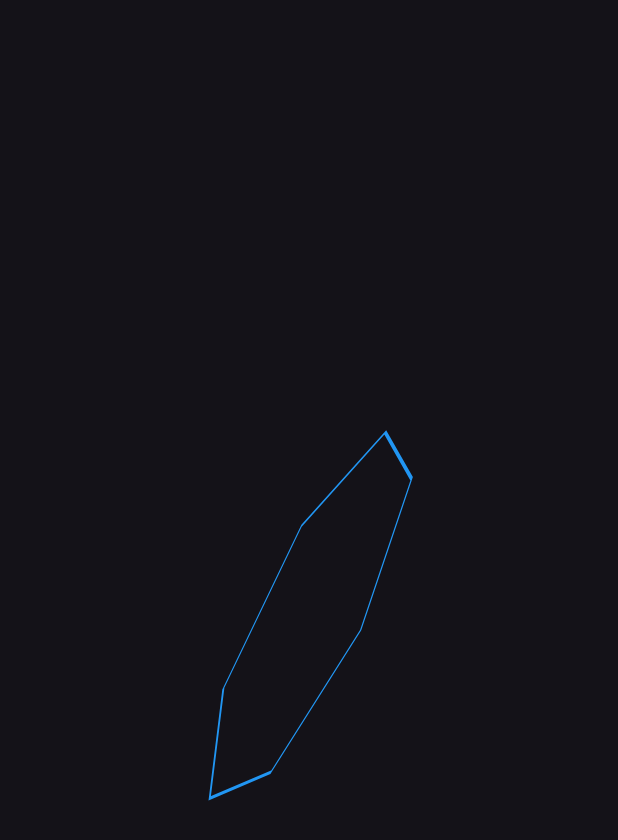
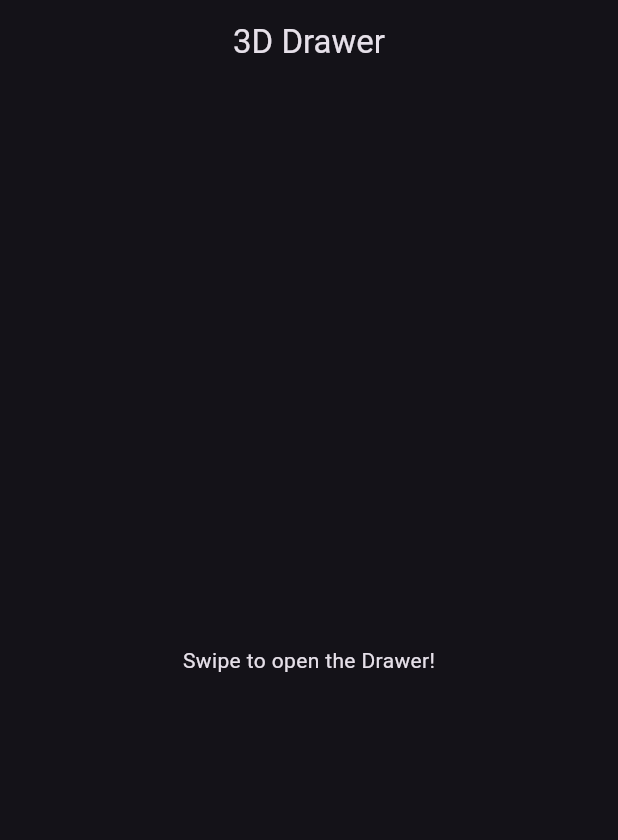
Before and after one commit to kaljitism/flutter_animation_basics, a Flutter app: the screen it shows after launch, on a phone screen of 412 x 824 dp. Shown: the top 840 px of the screen. Run offline on Flutter 3.47's test engine with Material 3 defaults, Android fonts, the phone set to English and light mode, and no system bars.

Commit message:
Implemented 3D Drawer Animation.

```diff
--- a/lib/main.dart
+++ b/lib/main.dart
@@ -1,5 +1,5 @@
 import 'package:flutter/material.dart';
-import 'package:flutter_animation_basics/custom_shapes_ndChained_animations.dart';
+import 'package:flutter_animation_basics/threeD_drawer.dart';
 
 void main() {
   runApp(const MyAnimationApp());
@@ -14,7 +14,7 @@ class MyAnimationApp extends StatelessWidget {
       debugShowCheckedModeBanner: false,
       title: 'Animation App',
       theme: ThemeData.dark(useMaterial3: true),
-      home: const CustomShapesAnimation(),
+      home: const DrawerPage(),
     );
   }
 }
--- a/lib/my_router.dart
+++ b/lib/my_router.dart
@@ -4,6 +4,7 @@ import 'package:flutter_animation_basics/chained_animation.dart';
 import 'package:flutter_animation_basics/custom_shapes_ndChained_animations.dart';
 import 'package:flutter_animation_basics/hero_animation.dart';
 import 'package:flutter_animation_basics/implicit_rotateY_animation.dart';
+import 'package:flutter_animation_basics/threeD_drawer.dart';
 import 'package:flutter_animation_basics/zoom_animation.dart';
 
 class MyRouter extends StatefulWidget {
@@ -88,6 +89,17 @@ class _MyRouterState extends State<MyRouter> {
             },
             title: const Text('Custom Shapes Animation'),
           ),
+          ListTile(
+            onTap: () {
+              Navigator.push(
+                context,
+                MaterialPageRoute(
+                  builder: (context) => const DrawerPage(),
+                ),
+              );
+            },
+            title: const Text('3D Drawer'),
+          ),
         ],
       ),
     );
--- /dev/null
+++ b/lib/threeD_drawer.dart
@@ -0,0 +1,129 @@
+import 'dart:math';
+
+import 'package:flutter/material.dart';
+
+class MyDrawer extends StatefulWidget {
+  final Widget child;
+  final Widget drawer;
+
+  const MyDrawer({super.key, required this.child, required this.drawer});
+
+  @override
+  State<MyDrawer> createState() => _MyDrawerState();
+}
+
+class _MyDrawerState extends State<MyDrawer> with TickerProviderStateMixin {
+  late AnimationController _xControllerForChildTranslation;
+  late Animation<double> _yRotationChildAnimation;
+  late AnimationController _xControllerForDrawerTranslation;
+  late Animation<double> _yRotationDrawerAnimation;
+
+  @override
+  void initState() {
+    super.initState();
+    _xControllerForChildTranslation = AnimationController(
+      vsync: this,
+      duration: const Duration(milliseconds: 500),
+    );
+    _yRotationChildAnimation = Tween<double>(
+      begin: 0,
+      end: -pi / 2,
+    ).animate(_xControllerForChildTranslation);
+
+    _xControllerForDrawerTranslation = AnimationController(
+      vsync: this,
+      duration: const Duration(milliseconds: 500),
+    );
+    _yRotationDrawerAnimation = Tween<double>(
+      begin: pi / 2.7,
+      end: 0,
+    ).animate(_xControllerForDrawerTranslation);
+  }
+
+  @override
+  void dispose() {
+    _xControllerForChildTranslation.dispose();
+    _xControllerForDrawerTranslation.dispose();
+    super.dispose();
+  }
+
+  @override
+  Widget build(BuildContext context) {
+    final screenWidth = MediaQuery.of(context).size.width;
+    final maxDrag = screenWidth * 0.8;
+
+    return GestureDetector(
+      onHorizontalDragUpdate: (details) {
+        _xControllerForChildTranslation.value += details.delta.dx / maxDrag;
+        _xControllerForDrawerTranslation.value += details.delta.dx / maxDrag;
+      },
+      onHorizontalDragEnd: (details) {
+        if (_xControllerForChildTranslation.value < 0.5) {
+          _xControllerForChildTranslation.reverse();
+          _xControllerForDrawerTranslation.reverse();
+        } else {
+          _xControllerForChildTranslation.forward();
+          _xControllerForDrawerTranslation.forward();
+        }
+      },
+      child: AnimatedBuilder(
+          animation: Listenable.merge([
+            _yRotationChildAnimation,
+            _yRotationDrawerAnimation,
+          ]),
+          builder: (context, child) {
+            return Stack(
+              children: [
+                Transform(
+                  alignment: Alignment.centerLeft,
+                  transform: Matrix4.identity()
+                    ..setEntry(3, 2, 0.001)
+                    ..translate(_xControllerForChildTranslation.value * maxDrag)
+                    ..rotateY(_yRotationChildAnimation.value),
+                  child: widget.child,
+                ),
+                Transform(
+                  alignment: Alignment.centerRight,
+                  transform: Matrix4.identity()
+                    ..setEntry(3, 2, 0.001)
+                    ..translate(-screenWidth +
+                        _xControllerForDrawerTranslation.value * maxDrag)
+                    ..rotateY(_yRotationDrawerAnimation.value),
+                  child: widget.drawer,
+                ),
+              ],
+            );
+          }),
+    );
+  }
+}
+
+class DrawerPage extends StatelessWidget {
+  const DrawerPage({super.key});
+
+  @override
+  Widget build(BuildContext context) {
+    return MyDrawer(
+      drawer: Material(
+        child: ListView.builder(
+          padding: const EdgeInsets.only(top: 100, left: 100),
+          itemCount: 20,
+          itemBuilder: (context, index) {
+            return ListTile(
+              title: Text('Item $index'),
+            );
+          },
+        ),
+      ),
+      child: Scaffold(
+        appBar: AppBar(
+          title: const Text('3D Drawer'),
+          centerTitle: true,
+        ),
+        body: const Center(
+          child: Text('Swipe to open the Drawer!'),
+        ),
+      ),
+    );
+  }
+}
```
